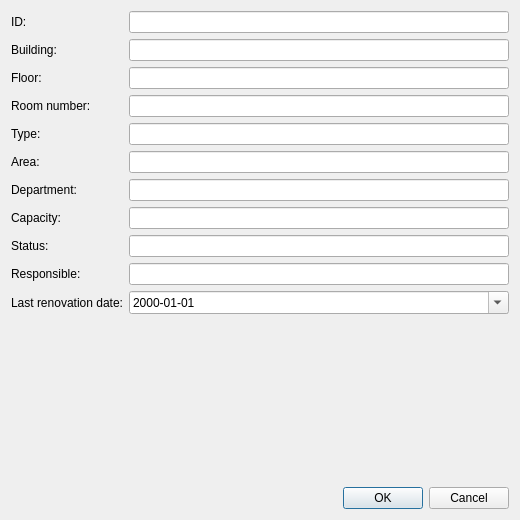
First picture: the form in src/ui/RoomEditDialog.ui, repository IDiwizerI/office-rooms-qt-coursework, before the edit.
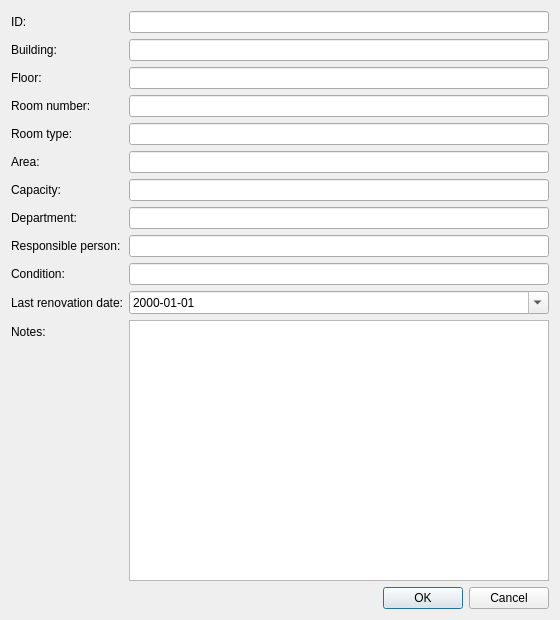
Second picture: the form after the edit.

Commit message: Complete room edit dialog fields

The edit to the form file:
```diff
--- a/src/ui/RoomEditDialog.ui
+++ b/src/ui/RoomEditDialog.ui
@@ -6,8 +6,8 @@
    <rect>
     <x>0</x>
     <y>0</y>
-    <width>520</width>
-    <height>520</height>
+    <width>560</width>
+    <height>620</height>
    </rect>
   </property>
   <property name="windowTitle">
@@ -46,7 +46,7 @@
      <item row="3" column="1"><widget class="QLineEdit" name="numberLineEdit"/></item>
      <item row="4" column="0">
       <widget class="QLabel" name="typeLabel">
-       <property name="text"><string>Type:</string></property>
+       <property name="text"><string>Room type:</string></property>
        <property name="buddy"><cstring>typeLineEdit</cstring></property>
       </widget>
      </item>
@@ -59,33 +59,33 @@
      </item>
      <item row="5" column="1"><widget class="QLineEdit" name="areaLineEdit"/></item>
      <item row="6" column="0">
-      <widget class="QLabel" name="departmentLabel">
-       <property name="text"><string>Department:</string></property>
-       <property name="buddy"><cstring>departmentLineEdit</cstring></property>
-      </widget>
-     </item>
-     <item row="6" column="1"><widget class="QLineEdit" name="departmentLineEdit"/></item>
-     <item row="7" column="0">
       <widget class="QLabel" name="capacityLabel">
        <property name="text"><string>Capacity:</string></property>
        <property name="buddy"><cstring>capacityLineEdit</cstring></property>
       </widget>
      </item>
-     <item row="7" column="1"><widget class="QLineEdit" name="capacityLineEdit"/></item>
+     <item row="6" column="1"><widget class="QLineEdit" name="capacityLineEdit"/></item>
+     <item row="7" column="0">
+      <widget class="QLabel" name="departmentLabel">
+       <property name="text"><string>Department:</string></property>
+       <property name="buddy"><cstring>departmentLineEdit</cstring></property>
+      </widget>
+     </item>
+     <item row="7" column="1"><widget class="QLineEdit" name="departmentLineEdit"/></item>
      <item row="8" column="0">
-      <widget class="QLabel" name="statusLabel">
-       <property name="text"><string>Status:</string></property>
-       <property name="buddy"><cstring>statusLineEdit</cstring></property>
-      </widget>
-     </item>
-     <item row="8" column="1"><widget class="QLineEdit" name="statusLineEdit"/></item>
-     <item row="9" column="0">
       <widget class="QLabel" name="responsibleLabel">
-       <property name="text"><string>Responsible:</string></property>
+       <property name="text"><string>Responsible person:</string></property>
        <property name="buddy"><cstring>responsibleLineEdit</cstring></property>
       </widget>
      </item>
-     <item row="9" column="1"><widget class="QLineEdit" name="responsibleLineEdit"/></item>
+     <item row="8" column="1"><widget class="QLineEdit" name="responsibleLineEdit"/></item>
+     <item row="9" column="0">
+      <widget class="QLabel" name="conditionLabel">
+       <property name="text"><string>Condition:</string></property>
+       <property name="buddy"><cstring>conditionLineEdit</cstring></property>
+      </widget>
+     </item>
+     <item row="9" column="1"><widget class="QLineEdit" name="conditionLineEdit"/></item>
      <item row="10" column="0">
       <widget class="QLabel" name="lastRenovationDateLabel">
        <property name="text"><string>Last renovation date:</string></property>
@@ -98,6 +98,13 @@
        <property name="displayFormat"><string>yyyy-MM-dd</string></property>
       </widget>
      </item>
+     <item row="11" column="0">
+      <widget class="QLabel" name="notesLabel">
+       <property name="text"><string>Notes:</string></property>
+       <property name="buddy"><cstring>notesPlainTextEdit</cstring></property>
+      </widget>
+     </item>
+     <item row="11" column="1"><widget class="QPlainTextEdit" name="notesPlainTextEdit"/></item>
     </layout>
    </item>
    <item>
```
